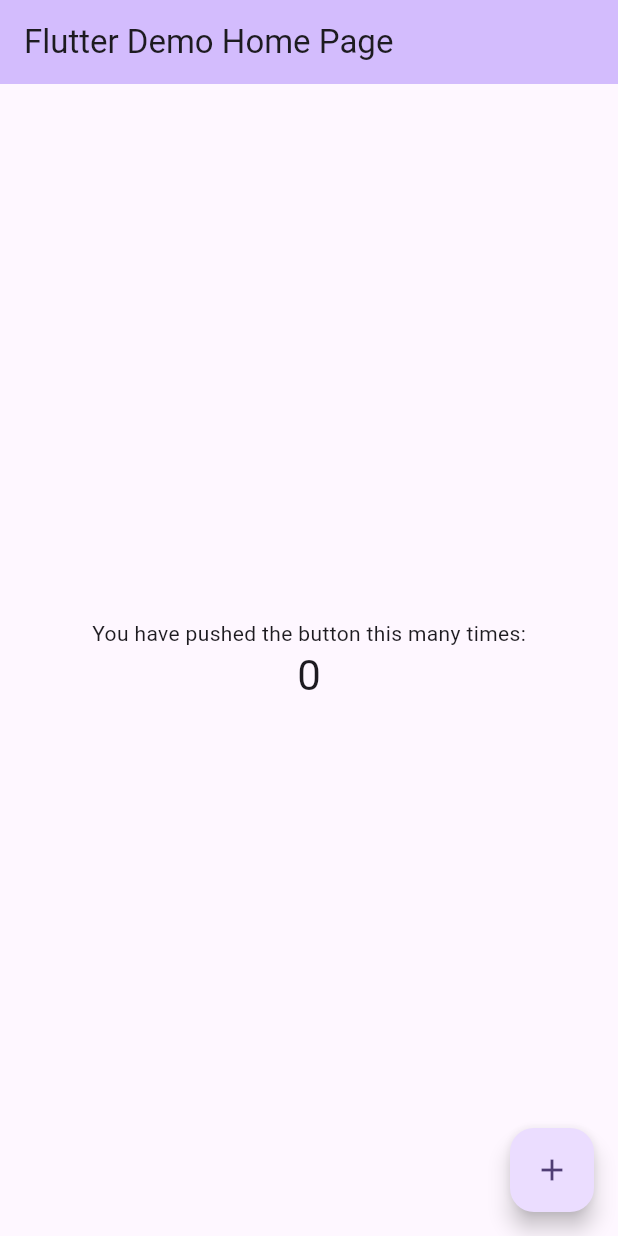
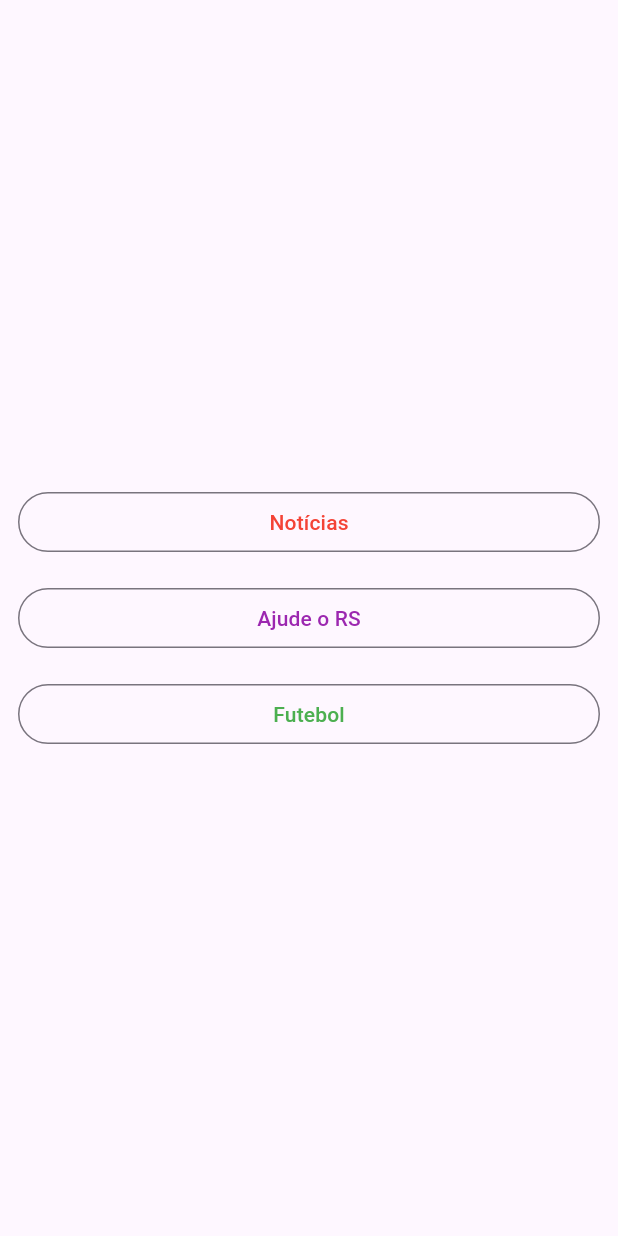
Before and after one commit to agipensador/flutter_webview_example, a Flutter app: the screen it shows after launch, on a phone screen of 412 x 824 dp. Run offline on Flutter 3.47's test engine with Material 3 defaults, Android fonts, the light colour scheme and no system bars; our stand-ins replace webview_flutter.

Commit message:
Home com multiplas opcoes de webviews

```diff
--- a/app_webview/lib/main.dart
+++ b/app_webview/lib/main.dart
@@ -1,125 +1,14 @@
+import 'package:app_webview/pages/home_page.dart';
+import 'package:app_webview/pages/web_view_page.dart';
 import 'package:flutter/material.dart';
 
 void main() {
-  runApp(const MyApp());
+  runApp(
+    MaterialApp(
+      routes: {
+        '/': (context) => const HomePage(),
+        'webView': (context) => WebViewApp()
+      },
+    ),
+  );
 }
-
-class MyApp extends StatelessWidget {
-  const MyApp({super.key});
-
-  // This widget is the root of your application.
-  @override
-  Widget build(BuildContext context) {
-    return MaterialApp(
-      title: 'Flutter Demo',
-      theme: ThemeData(
-        // This is the theme of your application.
-        //
-        // TRY THIS: Try running your application with "flutter run". You'll see
-        // the application has a purple toolbar. Then, without quitting the app,
-        // try changing the seedColor in the colorScheme below to Colors.green
-        // and then invoke "hot reload" (save your changes or press the "hot
-        // reload" button in a Flutter-supported IDE, or press "r" if you used
-        // the command line to start the app).
-        //
-        // Notice that the counter didn't reset back to zero; the application
-        // state is not lost during the reload. To reset the state, use hot
-        // restart instead.
-        //
-        // This works for code too, not just values: Most code changes can be
-        // tested with just a hot reload.
-        colorScheme: ColorScheme.fromSeed(seedColor: Colors.deepPurple),
-        useMaterial3: true,
-      ),
-      home: const MyHomePage(title: 'Flutter Demo Home Page'),
-    );
-  }
-}
-
-class MyHomePage extends StatefulWidget {
-  const MyHomePage({super.key, required this.title});
-
-  // This widget is the home page of your application. It is stateful, meaning
-  // that it has a State object (defined below) that contains fields that affect
-  // how it looks.
-
-  // This class is the configuration for the state. It holds the values (in this
-  // case the title) provided by the parent (in this case the App widget) and
-  // used by the build method of the State. Fields in a Widget subclass are
-  // always marked "final".
-
-  final String title;
-
-  @override
-  State<MyHomePage> createState() => _MyHomePageState();
-}
-
-class _MyHomePageState extends State<MyHomePage> {
-  int _counter = 0;
-
-  void _incrementCounter() {
-    setState(() {
-      // This call to setState tells the Flutter framework that something has
-      // changed in this State, which causes it to rerun the build method below
-      // so that the display can reflect the updated values. If we changed
-      // _counter without calling setState(), then the build method would not be
-      // called again, and so nothing would appear to happen.
-      _counter++;
-    });
-  }
-
-  @override
-  Widget build(BuildContext context) {
-    // This method is rerun every time setState is called, for instance as done
-    // by the _incrementCounter method above.
-    //
-    // The Flutter framework has been optimized to make rerunning build methods
-    // fast, so that you can just rebuild anything that needs updating rather
-    // than having to individually change instances of widgets.
-    return Scaffold(
-      appBar: AppBar(
-        // TRY THIS: Try changing the color here to a specific color (to
-        // Colors.amber, perhaps?) and trigger a hot reload to see the AppBar
-        // change color while the other colors stay the same.
-        backgroundColor: Theme.of(context).colorScheme.inversePrimary,
-        // Here we take the value from the MyHomePage object that was created by
-        // the App.build method, and use it to set our appbar title.
-        title: Text(widget.title),
-      ),
-      body: Center(
-        // Center is a layout widget. It takes a single child and positions it
-        // in the middle of the parent.
-        child: Column(
-          // Column is also a layout widget. It takes a list of children and
-          // arranges them vertically. By default, it sizes itself to fit its
-          // children horizontally, and tries to be as tall as its parent.
-          //
-          // Column has various properties to control how it sizes itself and
-          // how it positions its children. Here we use mainAxisAlignment to
-          // center the children vertically; the main axis here is the vertical
-          // axis because Columns are vertical (the cross axis would be
-          // horizontal).
-          //
-          // TRY THIS: Invoke "debug painting" (choose the "Toggle Debug Paint"
-          // action in the IDE, or press "p" in the console), to see the
-          // wireframe for each widget.
-          mainAxisAlignment: MainAxisAlignment.center,
-          children: <Widget>[
-            const Text(
-              'You have pushed the button this many times:',
-            ),
-            Text(
-              '$_counter',
-              style: Theme.of(context).textTheme.headlineMedium,
-            ),
-          ],
-        ),
-      ),
-      floatingActionButton: FloatingActionButton(
-        onPressed: _incrementCounter,
-        tooltip: 'Increment',
-        child: const Icon(Icons.add),
-      ), // This trailing comma makes auto-formatting nicer for build methods.
-    );
-  }
-}
--- /dev/null
+++ b/app_webview/lib/pages/home_page.dart
@@ -0,0 +1,89 @@
+import 'package:flutter/material.dart';
+
+class HomePage extends StatelessWidget {
+  const HomePage({super.key});
+
+  @override
+  Widget build(BuildContext context) {
+    final List<ButtonData> buttonDataList = [
+      ButtonData.news(),
+      ButtonData.helpRS(),
+      ButtonData.football(),
+    ];
+
+    return Scaffold(
+      body: Center(
+        child: Padding(
+          padding: const EdgeInsets.all(12.0),
+          child: Column(
+            mainAxisAlignment: MainAxisAlignment.center,
+            children: List.generate(
+              buttonDataList.length,
+              (index) => Padding(
+                padding: EdgeInsets.symmetric(vertical: 8.0),
+                child: OutlineButtonWidget(
+                  buttonData: buttonDataList[index],
+                  index: index,
+                ),
+              ),
+            ),
+          ),
+        ),
+      ),
+    );
+  }
+}
+
+class ButtonData {
+  final String text;
+  final Color color;
+
+  ButtonData({required this.text, required this.color});
+
+  factory ButtonData.news() {
+    return ButtonData(text: 'Notícias', color: Colors.red);
+  }
+
+  factory ButtonData.helpRS() {
+    return ButtonData(text: 'Ajude o RS', color: Colors.purple);
+  }
+
+  factory ButtonData.football() {
+    return ButtonData(text: 'Futebol', color: Colors.green);
+  }
+}
+
+class OutlineButtonWidget extends StatelessWidget {
+  final ButtonData buttonData;
+  final int index;
+
+  OutlineButtonWidget({required this.buttonData, required this.index});
+
+  @override
+  Widget build(BuildContext context) {
+    return Row(
+      children: [
+        Expanded(
+          child: OutlinedButton(
+              onPressed: () {
+                Navigator.pushNamed(
+                  context,
+                  'webView',
+                  arguments: index,
+                );
+              },
+              style: ButtonStyle(
+                foregroundColor: MaterialStateProperty.all(buttonData.color),
+                overlayColor:
+                    MaterialStateProperty.all(buttonData.color.withOpacity(.2)),
+                shape: MaterialStateProperty.all(
+                  RoundedRectangleBorder(
+                      borderRadius: BorderRadius.circular(20.0)),
+                ),
+              ),
+              child: Text(buttonData.text)),
+        ),
+      ],
+    );
+  }
+}
```
Also changed, not shown: app_webview/lib/pages/web_view_page.dart (added, +141 -0 lines), 1 other file.
